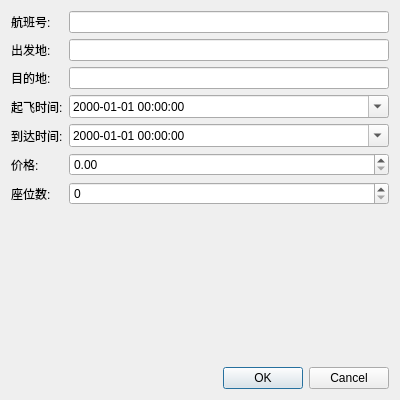
dormitory604/Ticketing-System-ver2.0, file admin-app/flightdialog.ui: the form before one commit.
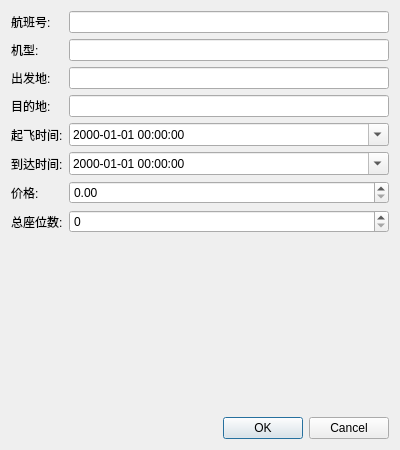
The form after the commit.

Diff of the .ui file:
```diff
--- a/admin-app/flightdialog.ui
+++ b/admin-app/flightdialog.ui
@@ -7,7 +7,7 @@
     <x>0</x>
     <y>0</y>
     <width>400</width>
-    <height>400</height>
+    <height>450</height>
    </rect>
   </property>
   <property name="windowTitle">
@@ -27,33 +27,43 @@
       <widget class="QLineEdit" name="txtFlightNum"/>
      </item>
      <item row="1" column="0">
+      <widget class="QLabel" name="label_model">
+       <property name="text">
+        <string>机型:</string>
+       </property>
+      </widget>
+     </item>
+     <item row="1" column="1">
+      <widget class="QLineEdit" name="txtModel"/>
+     </item>
+     <item row="2" column="0">
       <widget class="QLabel" name="label_2">
        <property name="text">
         <string>出发地:</string>
        </property>
       </widget>
      </item>
-     <item row="1" column="1">
+     <item row="2" column="1">
       <widget class="QLineEdit" name="txtOrigin"/>
      </item>
-     <item row="2" column="0">
+     <item row="3" column="0">
       <widget class="QLabel" name="label_3">
        <property name="text">
         <string>目的地:</string>
        </property>
       </widget>
      </item>
-     <item row="2" column="1">
+     <item row="3" column="1">
       <widget class="QLineEdit" name="txtDest"/>
      </item>
-     <item row="3" column="0">
+     <item row="4" column="0">
       <widget class="QLabel" name="label_4">
        <property name="text">
         <string>起飞时间:</string>
        </property>
       </widget>
      </item>
-     <item row="3" column="1">
+     <item row="4" column="1">
       <widget class="QDateTimeEdit" name="dtpTime">
        <property name="displayFormat">
         <string>yyyy-MM-dd HH:mm:ss</string>
@@ -63,14 +73,14 @@
        </property>
       </widget>
      </item>
-     <item row="4" column="0">
+     <item row="5" column="0">
       <widget class="QLabel" name="label_arrival">
        <property name="text">
         <string>到达时间:</string>
        </property>
       </widget>
      </item>
-     <item row="4" column="1">
+     <item row="5" column="1">
       <widget class="QDateTimeEdit" name="dtpArrivalTime">
        <property name="displayFormat">
         <string>yyyy-MM-dd HH:mm:ss</string>
@@ -80,28 +90,28 @@
        </property>
       </widget>
      </item>
-     <item row="5" column="0">
+     <item row="6" column="0">
       <widget class="QLabel" name="label_5">
        <property name="text">
         <string>价格:</string>
        </property>
       </widget>
      </item>
-     <item row="5" column="1">
+     <item row="6" column="1">
       <widget class="QDoubleSpinBox" name="spinPrice">
        <property name="maximum">
         <double>99999.990000000005239</double>
        </property>
       </widget>
      </item>
-     <item row="6" column="0">
+     <item row="7" column="0">
       <widget class="QLabel" name="label_6">
        <property name="text">
-        <string>座位数:</string>
+        <string>总座位数:</string>
        </property>
       </widget>
      </item>
-     <item row="6" column="1">
+     <item row="7" column="1">
       <widget class="QSpinBox" name="spinSeats">
        <property name="maximum">
         <number>1000</number>
```
